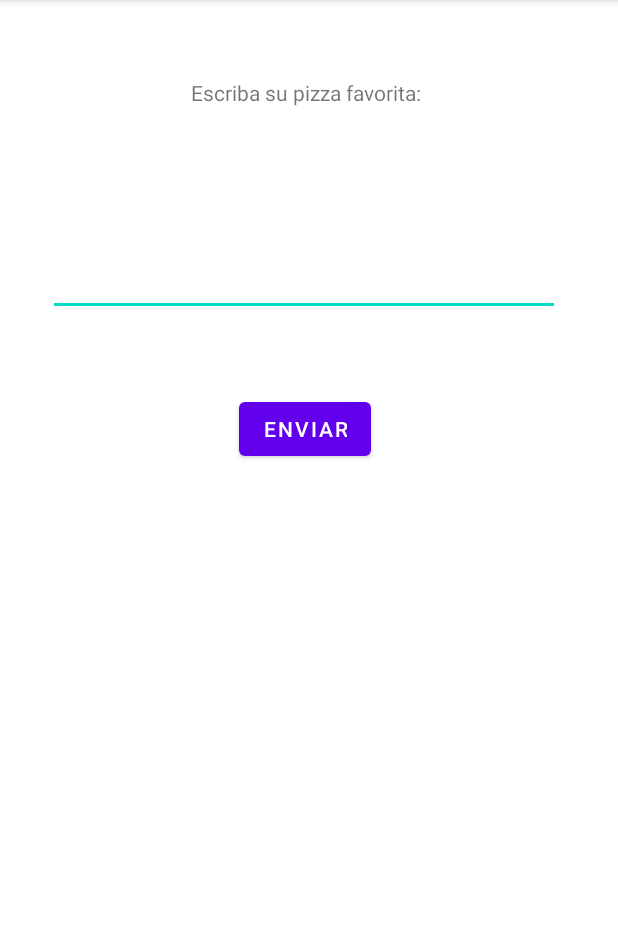
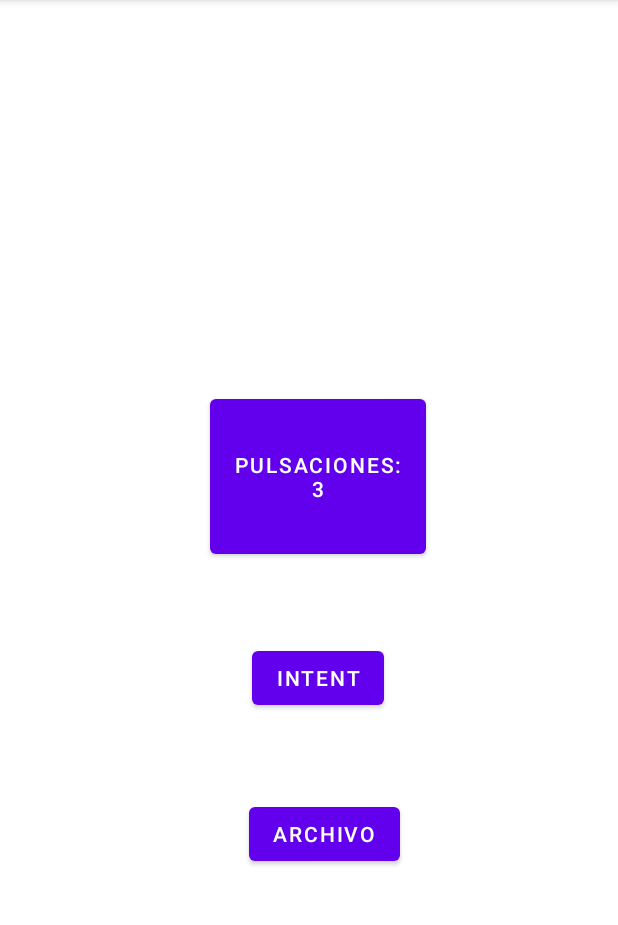
Before and after one commit to MJ-Curtido/ACDAT-PruebaAndroid, an Android app: the LeerArchivos screen opened directly, with no data from a screen before it, after a tap on "ENVIAR", on a phone screen of 412 x 824 dp, the part 84-1009 px from its top. Run offline under Robolectric (Android 15) with nearby library versions, the phone set to English and light mode, and no system bars; 1 statement that could not run was skipped.

Commit message:
Fin Archivo

```diff
--- a/app/src/main/java/com/example/hola/LayoutIntent.java
+++ b/app/src/main/java/com/example/hola/LayoutIntent.java
@@ -21,6 +21,7 @@ public class LayoutIntent extends AppCompatActivity implements  View.OnClickList
         setContentView(R.layout.activity_layout_intent);
         Button btnContar = findViewById(R.id.btnContar);
         Button btnIntent2 = findViewById(R.id.btnIntent2);
+        Button btnArchivo = findViewById(R.id.btnArchivo);
         TextView txtTamanyo = findViewById(R.id.txtTamanyo);
         bundle = getIntent(). getExtras();
 
@@ -30,6 +31,7 @@ public class LayoutIntent extends AppCompatActivity implements  View.OnClickList
 
         btnContar.setOnClickListener(this);
         btnIntent2.setOnClickListener(this);
+        btnArchivo.setOnClickListener(this);
 
         preferencias = getSharedPreferences("archivo", Context.MODE_PRIVATE);
 
@@ -43,8 +45,12 @@ public class LayoutIntent extends AppCompatActivity implements  View.OnClickList
             Button btnContar = (Button) view;
             btnContar.setText("Pulsaciones: " + cont);
         }
+        else if (view.getId() == R.id.btnIntent2) {
+            Intent i = new Intent(this, Botones.class);
+            startActivity(i);
+        }
         else {
-            Intent i = new Intent(LayoutIntent.this, Botones.class);
+            Intent i = new Intent(this, LeerArchivos.class);
             startActivity(i);
         }
     }
--- a/app/src/main/java/com/example/hola/LeerArchivos.java
+++ b/app/src/main/java/com/example/hola/LeerArchivos.java
@@ -3,6 +3,7 @@ package com.example.hola;
 import androidx.appcompat.app.AppCompatActivity;
 
 import android.content.Context;
+import android.content.Intent;
 import android.content.SharedPreferences;
 import android.os.Bundle;
 import android.view.View;
@@ -33,5 +34,8 @@ public class LeerArchivos extends AppCompatActivity implements View.OnClickListe
         editor.putString("archivo", cajaTamanyo.getText().toString());
 
         editor.commit();
+
+        Intent i = new Intent(this, LayoutIntent.class);
+        startActivity(i);
     }
 }
--- a/app/src/main/res/layout/activity_layout_intent.xml
+++ b/app/src/main/res/layout/activity_layout_intent.xml
@@ -35,4 +35,14 @@
         android:textAlignment="center"
         app:layout_constraintStart_toStartOf="parent"
         app:layout_constraintTop_toTopOf="parent" />
+
+    <Button
+        android:id="@+id/btnArchivo"
+        android:layout_width="wrap_content"
+        android:layout_height="wrap_content"
+        android:layout_marginStart="166dp"
+        android:layout_marginTop="56dp"
+        android:text="@string/btnArchivo"
+        app:layout_constraintStart_toStartOf="parent"
+        app:layout_constraintTop_toBottomOf="@+id/btnIntent2" />
 </androidx.constraintlayout.widget.ConstraintLayout>
--- a/app/src/main/res/values/strings.xml
+++ b/app/src/main/res/values/strings.xml
@@ -7,4 +7,5 @@
     <string name="btnContar">Pulsación: 0</string>
     <string name="btnEnviar">Enviar</string>
     <string name="lblInsertePizza">Escriba su pizza favorita:</string>
+    <string name="btnArchivo">Archivo</string>
 </resources>
```
